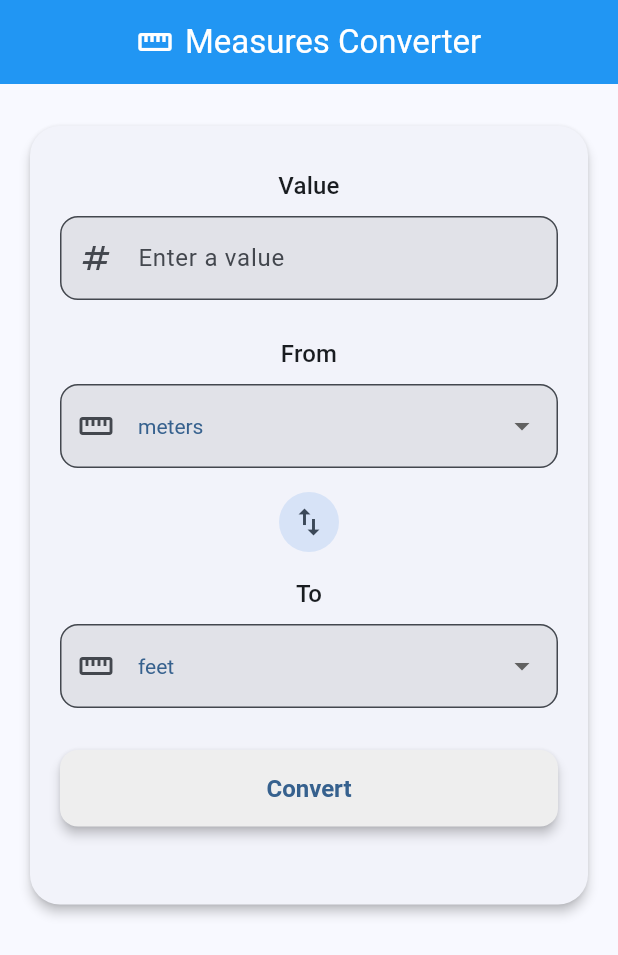
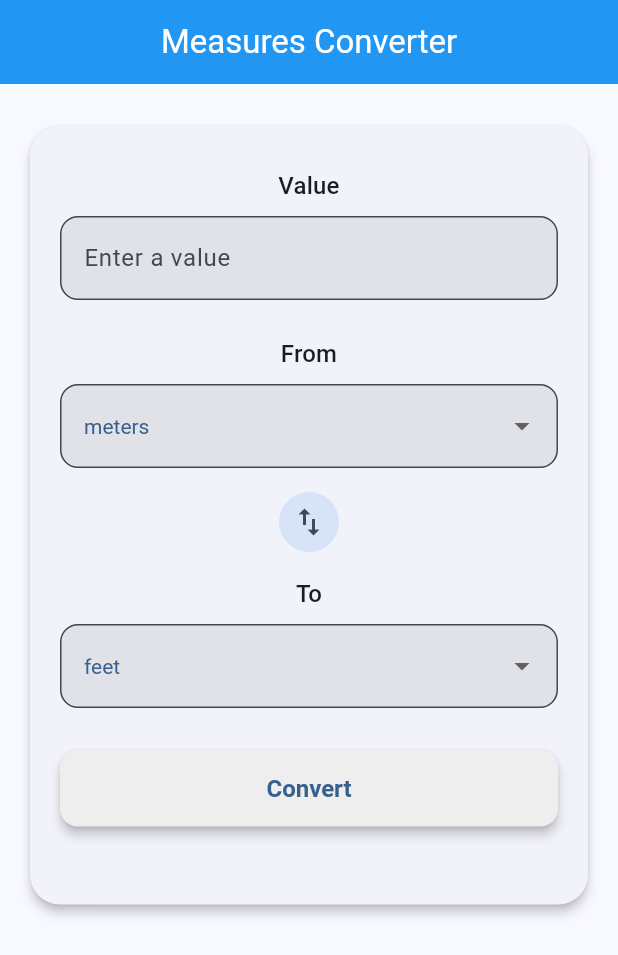
Before and after one commit to Hanuman42109/metric-converter, a Flutter app: the screen it shows after launch, on a phone screen of 412 x 824 dp. Shown: the top 955 px of the screen. Run offline on Flutter 3.47's test engine with Material 3 defaults, Android fonts, the phone set to English and light mode, and no system bars.

Commit message:
Remove decorative icons from title, value field, and unit dropdowns

```diff
--- a/lib/widgets/converter_page.dart
+++ b/lib/widgets/converter_page.dart
@@ -84,14 +84,7 @@ class _ConverterPageState extends State<ConverterPage> {
     return Scaffold(
       appBar: AppBar(
         centerTitle: true,
-        title: const Row(
-          mainAxisSize: MainAxisSize.min,
-          children: [
-            Icon(Icons.straighten),
-            SizedBox(width: 8),
-            Text('Measures Converter'),
-          ],
-        ),
+        title: const Text('Measures Converter'),
       ),
       body: SafeArea(
         child: SingleChildScrollView(
@@ -118,7 +111,6 @@ class _ConverterPageState extends State<ConverterPage> {
                     ),
                     decoration: const InputDecoration(
                       labelText: 'Enter a value',
-                      prefixIcon: Icon(Icons.numbers),
                       filled: true,
                       border: OutlineInputBorder(
                         borderRadius: BorderRadius.all(Radius.circular(12)),
@@ -252,17 +244,6 @@ class _ResultBanner extends StatelessWidget {
   }
 }
 
-/// Icon representing a [MeasurementCategory], used to give each dropdown a
-/// quick visual cue of which family of units it's showing.
-IconData _categoryIcon(MeasurementCategory category) {
-  switch (category) {
-    case MeasurementCategory.length:
-      return Icons.straighten;
-    case MeasurementCategory.weight:
-      return Icons.scale;
-  }
-}
-
 /// A full-width dropdown for selecting a [Unit] from a given list.
 class _UnitDropdown extends StatelessWidget {
   const _UnitDropdown({
@@ -285,10 +266,9 @@ class _UnitDropdown extends StatelessWidget {
       initialValue: value,
       isExpanded: true,
       style: unitTextStyle,
-      decoration: InputDecoration(
-        prefixIcon: Icon(_categoryIcon(value.category)),
+      decoration: const InputDecoration(
         filled: true,
-        border: const OutlineInputBorder(
+        border: OutlineInputBorder(
           borderRadius: BorderRadius.all(Radius.circular(12)),
         ),
       ),
```
